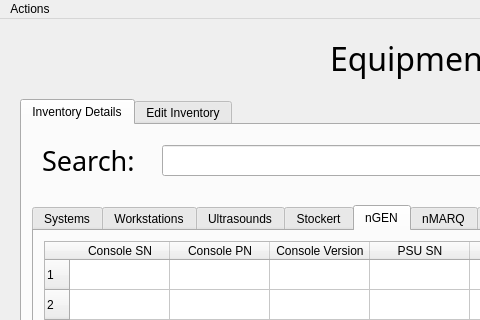
Before: the Qt Designer form Code/inventory.ui in EranYonai/Auto-Baseline, drawn with Qt 5; both pictures show x 0 to 480 and y 0 to 320 of the 1042 by 1041 pixel window.
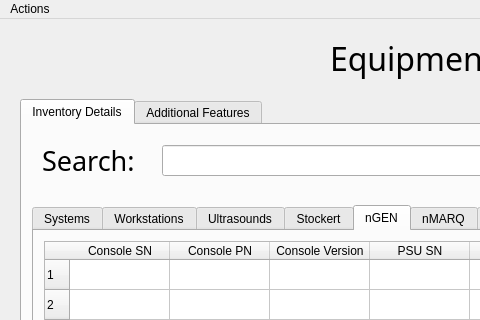
After: the same form once the commit is applied.

What changed in the file:
```diff
--- a/Code/inventory.ui
+++ b/Code/inventory.ui
@@ -5010,7 +5010,7 @@
     </widget>
     <widget class="QWidget" name="inventory_edit">
      <attribute name="title">
-      <string>Edit Inventory</string>
+      <string>Additional Features</string>
      </attribute>
     </widget>
    </widget>
```
Left out of the diff: 2 changed lines with no effect on the pictures.
